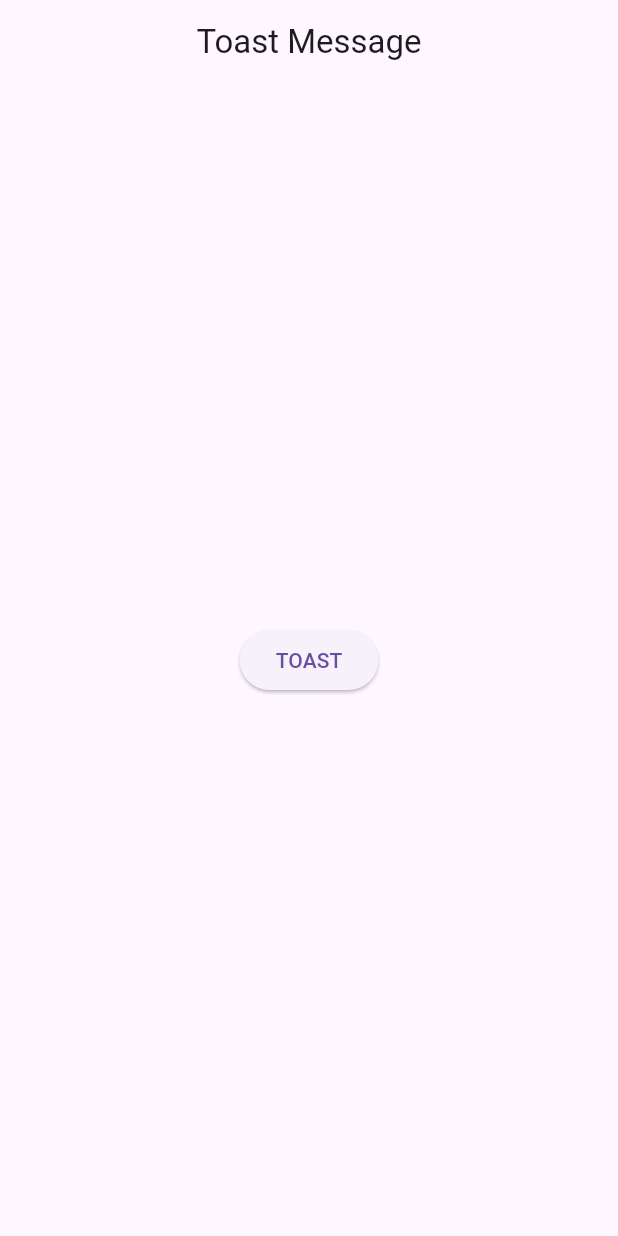
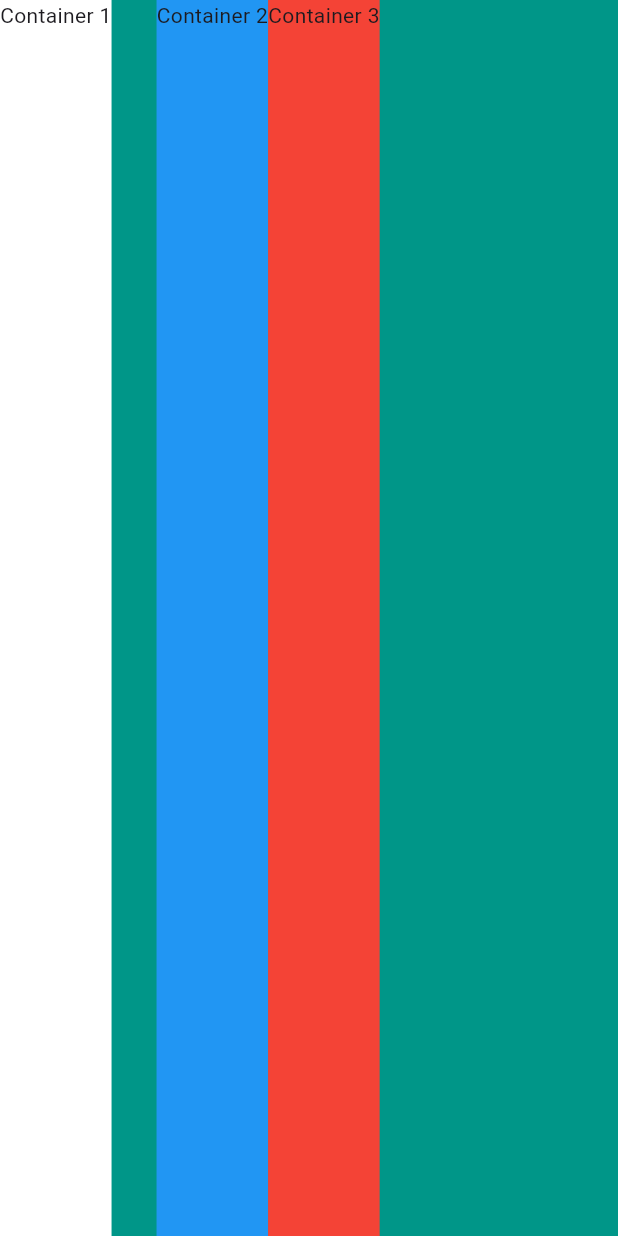
Before and after one commit to benyy0101/flutter-tutorial, a Flutter app: the screen it shows after launch, on a phone screen of 412 x 824 dp. Run offline on Flutter 3.47's test engine with Material 3 defaults, Android fonts, the phone set to English and light mode, and no system bars; missing offline and left inert: toasty_box.

Commit message:
Row and Columns and attributes

```diff
--- a/lib/main.dart
+++ b/lib/main.dart
@@ -1,5 +1,4 @@
 import 'package:flutter/material.dart';
-import 'package:toasty_box/toasty_box.dart';
 
 void main() => runApp(MyApp());
 
@@ -19,18 +18,24 @@ class Mypage extends StatelessWidget {
   @override
   Widget build(BuildContext context) {
     return Scaffold(
-      appBar: AppBar(title: Text('Toast Message'), centerTitle: true),
-      body: Center(
-          child: ElevatedButton(
-        onPressed: () {
-          ToastService.showToast(
-            context,
-            message: "This is a message toast 👋😎!",
-          );
-          print("CLIDK");
-        },
-        child: Text("TOAST"),
-      )),
-    );
+        backgroundColor: Colors.teal,
+        body: SafeArea(
+            child: Row(
+          crossAxisAlignment: CrossAxisAlignment.stretch,
+          children: <Widget>[
+            Container(
+                height: 100, color: Colors.white, child: Text('Container 1')),
+            SizedBox(
+              width: 30.0,
+            ),
+            Container(
+                height: 100, color: Colors.blue, child: Text('Container 2')),
+            SizedBox(
+              height: 30.0,
+            ),
+            Container(
+                height: 100, color: Colors.red, child: Text('Container 3')),
+          ],
+        )));
   }
 }
--- /dev/null
+++ b/lib/toast.dart
@@ -0,0 +1,36 @@
+import 'package:flutter/material.dart';
+import 'package:toasty_box/toasty_box.dart';
+
+void main() => runApp(MyApp());
+
+class MyApp extends StatelessWidget {
+  @override
+  Widget build(BuildContext context) {
+    return MaterialApp(
+      debugShowCheckedModeBanner: false,
+      title: 'Practice App',
+      theme: ThemeData(primarySwatch: Colors.red),
+      home: Mypage(),
+    );
+  }
+}
+
+class Mypage extends StatelessWidget {
+  @override
+  Widget build(BuildContext context) {
+    return Scaffold(
+      appBar: AppBar(title: Text('Toast Message'), centerTitle: true),
+      body: Center(
+          child: ElevatedButton(
+        onPressed: () {
+          ToastService.showToast(
+            context,
+            message: "This is a message toast 👋😎!",
+          );
+          print("CLIDK");
+        },
+        child: Text("TOAST"),
+      )),
+    );
+  }
+}
```
